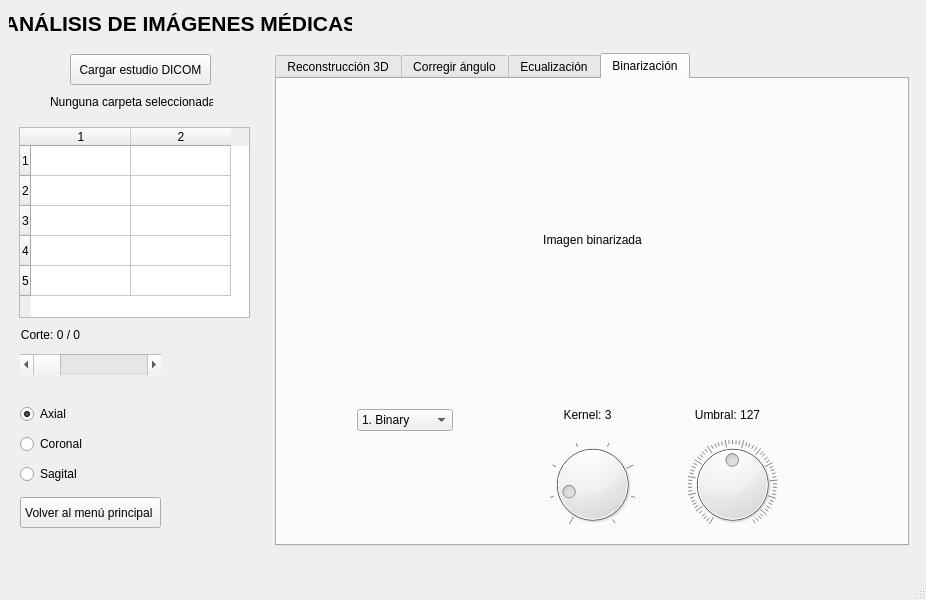
The window that vista/ui/ventana_imagenes.ui (santiagoagudelo17-stack/neurolens) describes before a commit, drawn with Qt 5.
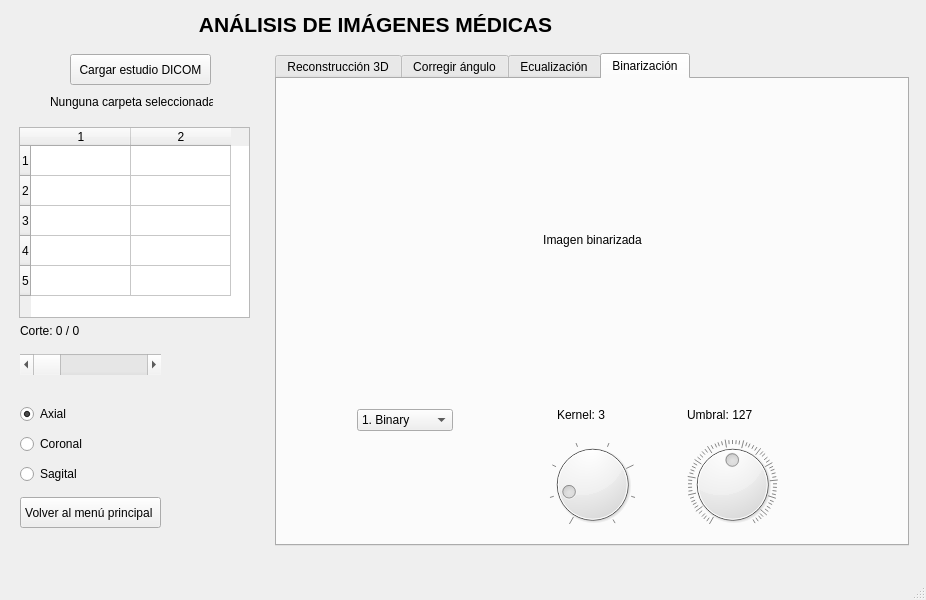
The same window after the commit.

Commit message: Corregir compatibilidad de interfaces Qt6 con PyQt5

```diff
--- a/vista/ui/ventana_imagenes.ui
+++ b/vista/ui/ventana_imagenes.ui
@@ -17,9 +17,9 @@
    <widget class="QLabel" name="lbl_titulo">
     <property name="geometry">
      <rect>
-      <x>9</x>
-      <y>9</y>
-      <width>343</width>
+      <x>180</x>
+      <y>10</y>
+      <width>391</width>
       <height>28</height>
      </rect>
     </property>
@@ -36,7 +36,7 @@
      <set>Qt::AlignmentFlag::AlignCenter</set>
     </property>
    </widget>
-   <widget class="QWidget" name="">
+   <widget class="QWidget" name="layoutWidget">
     <property name="geometry">
      <rect>
       <x>10</x>
@@ -99,7 +99,7 @@
          <string>Corte: 0 / 0</string>
         </property>
         <property name="alignment">
-         <set>Qt::AlignmentFlag::AlignCenter</set>
+         <set>Qt::AlignmentFlag::AlignLeading|Qt::AlignmentFlag::AlignLeft|Qt::AlignmentFlag::AlignTop</set>
         </property>
        </widget>
        <widget class="QTableWidget" name="tableInfo">
@@ -433,9 +433,6 @@
             <property name="text">
              <string>Umbral: 127</string>
             </property>
-            <property name="alignment">
-             <set>Qt::AlignmentFlag::AlignCenter</set>
-            </property>
            </widget>
            <widget class="QLabel" name="labelKernel">
             <property name="geometry">
@@ -449,9 +446,6 @@
             <property name="text">
              <string>Kernel: 3</string>
             </property>
-            <property name="alignment">
-             <set>Qt::AlignmentFlag::AlignCenter</set>
-            </property>
            </widget>
            <widget class="QComboBox" name="comboBinarizacion">
             <property name="geometry">
```
Left out of the diff: 11 changed lines with no effect on the pictures. The commit also changes 2 other files.
